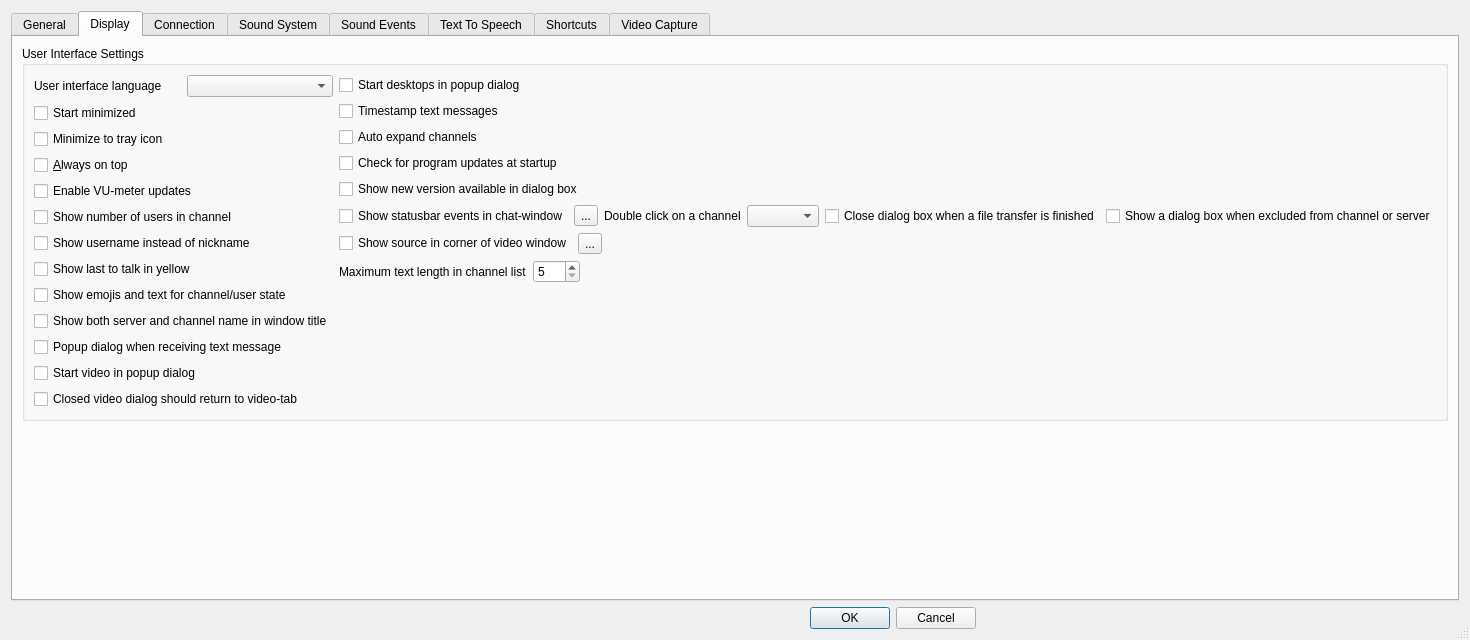
Above: Client/qtTeamTalk/preferences.ui from BearWare/TeamTalk5 before the change. Below: the same form after it.
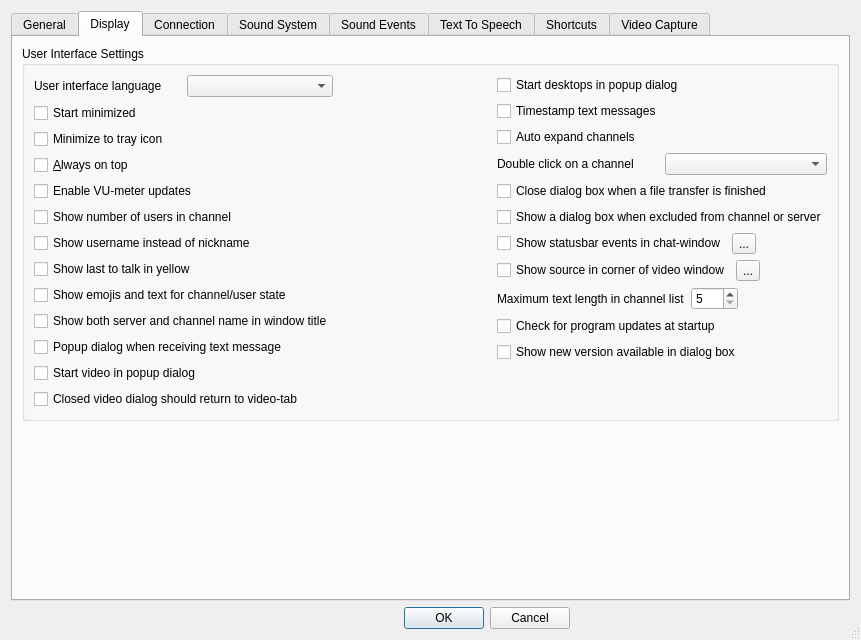
That is the form after the change. The open tabs and pages were chosen to show the change. Icons and pictures are not drawn. Custom widgets are drawn as their Qt base class.

Commit message: Align controls in Display-tab

```diff
--- a/Client/qtTeamTalk/preferences.ui
+++ b/Client/qtTeamTalk/preferences.ui
@@ -6,7 +6,7 @@
    <rect>
     <x>0</x>
     <y>0</y>
-    <width>821</width>
+    <width>861</width>
     <height>640</height>
    </rect>
   </property>
@@ -482,16 +482,33 @@
                </widget>
               </item>
               <item>
-               <widget class="QCheckBox" name="updatesChkBox">
+               <layout class="QHBoxLayout" name="horizontalLayout_26">
+                <item>
+                 <widget class="QLabel" name="label_dbclickchan">
+                  <property name="text">
+                   <string>Double click on a channel</string>
+                  </property>
+                  <property name="buddy">
+                   <cstring>chanDbClickBox</cstring>
+                  </property>
+                 </widget>
+                </item>
+                <item>
+                 <widget class="QComboBox" name="chanDbClickBox"/>
+                </item>
+               </layout>
+              </item>
+              <item>
+               <widget class="QCheckBox" name="closeFileDlgChkBox">
                 <property name="text">
-                 <string>Check for program updates at startup</string>
+                 <string>Close dialog box when a file transfer is finished</string>
                 </property>
                </widget>
               </item>
               <item>
-               <widget class="QCheckBox" name="updatesDlgChkBox">
+               <widget class="QCheckBox" name="dlgExcludeChkBox">
                 <property name="text">
-                 <string>Show new version available in dialog box</string>
+                 <string>Show a dialog box when excluded from channel or server</string>
                 </property>
                </widget>
               </item>
@@ -514,33 +531,6 @@
                   </property>
                  </widget>
                 </item>
-                <item>
-                 <widget class="QLabel" name="label_dbclickchan">
-                  <property name="text">
-                   <string>Double click on a channel</string>
-                  </property>
-                  <property name="buddy">
-                   <cstring>chanDbClickBox</cstring>
-                  </property>
-                 </widget>
-                </item>
-                <item>
-                 <widget class="QComboBox" name="chanDbClickBox"/>
-                </item>
-                <item>
-                 <widget class="QCheckBox" name="closeFileDlgChkBox">
-                  <property name="text">
-                   <string>Close dialog box when a file transfer is finished</string>
-                  </property>
-                 </widget>
-                </item>
-                <item>
-                 <widget class="QCheckBox" name="dlgExcludeChkBox">
-                  <property name="text">
-                   <string>Show a dialog box when excluded from channel or server</string>
-                  </property>
-                 </widget>
-                </item>
                 <item>
                  <spacer name="horizontalSpacer_32">
                   <property name="orientation">
@@ -636,6 +626,20 @@
                 </item>
                </layout>
               </item>
+              <item>
+               <widget class="QCheckBox" name="updatesChkBox">
+                <property name="text">
+                 <string>Check for program updates at startup</string>
+                </property>
+               </widget>
+              </item>
+              <item>
+               <widget class="QCheckBox" name="updatesDlgChkBox">
+                <property name="text">
+                 <string>Show new version available in dialog box</string>
+                </property>
+               </widget>
+              </item>
               <item>
                <spacer name="verticalSpacer_8">
                 <property name="orientation">
```
Left out of the diff: 1 changed line with no effect on the pictures.
